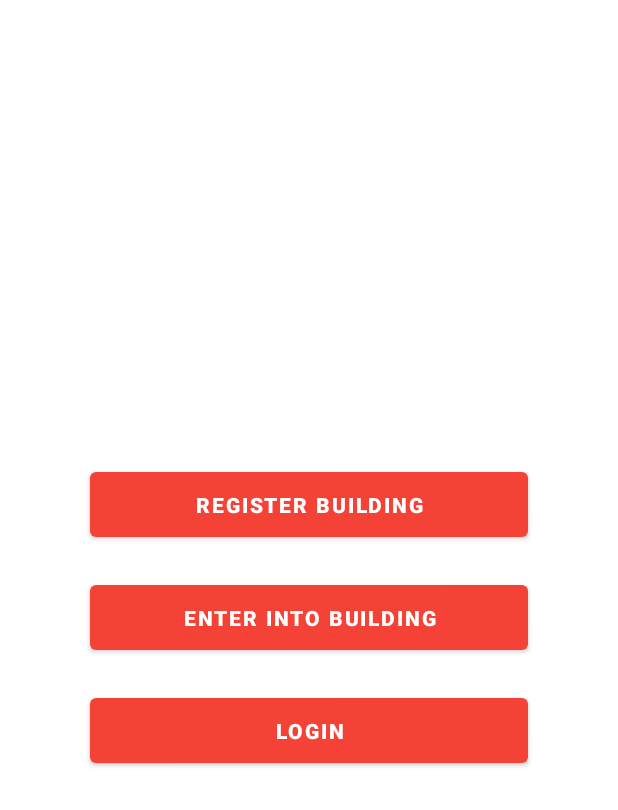
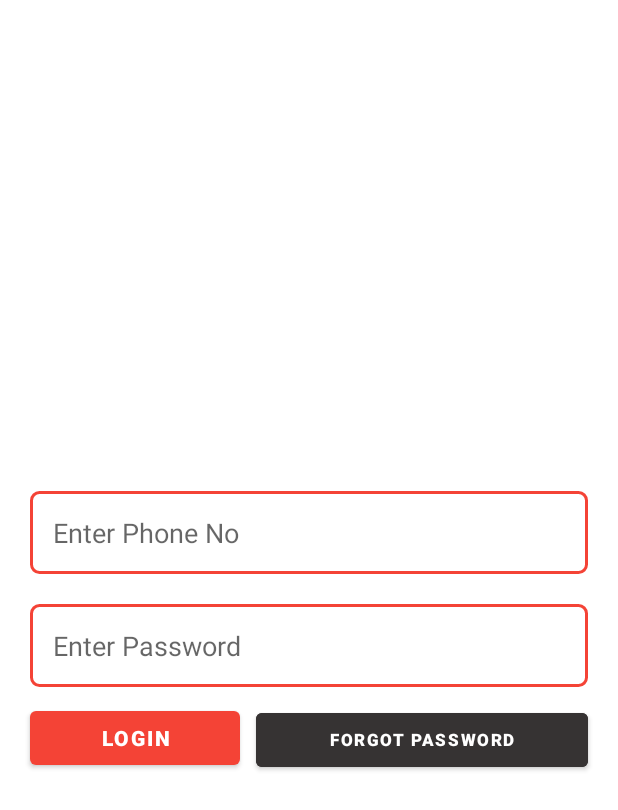
Before and after one commit to manthanb02/Mark2, an Android app: the layout activity_login.xml on its own in the app's theme, with its tools: preview values and no code run, on a phone screen of 412 x 824 dp. Shown: the top 810 px of the screen. Run offline under Robolectric (Android 15) with nearby library versions, the phone set to English and light mode, and no system bars.

Commit message:
Login activity designed

```diff
--- a/app/src/main/AndroidManifest.xml
+++ b/app/src/main/AndroidManifest.xml
@@ -9,6 +9,9 @@
         android:roundIcon="@mipmap/ic_launcher_round"
         android:supportsRtl="true"
         android:theme="@style/Theme.Mark1">
+        <activity
+            android:name=".LoginActivity"
+            android:exported="false" />
         <activity
             android:name=".HomeActivity"
             android:exported="false" />
--- /dev/null
+++ b/app/src/main/res/drawable/border.xml
@@ -0,0 +1,16 @@
+<?xml version="1.0" encoding="utf-8"?>
+<shape
+    xmlns:android="http://schemas.android.com/apk/res/android"
+    android:shape="rectangle">
+    <solid
+        android:color="@android:color/transparent"/>
+
+    <corners
+        android:bottomRightRadius="5dp"
+        android:bottomLeftRadius="5dp"
+        android:topLeftRadius="5dp"
+        android:topRightRadius="5dp"/>
+    <stroke
+        android:color="#F44336"
+        android:width="2dp"/>
+</shape>
--- a/app/src/main/res/layout/activity_login.xml
+++ b/app/src/main/res/layout/activity_login.xml
@@ -5,47 +5,75 @@
     xmlns:tools="http://schemas.android.com/tools"
     android:layout_width="match_parent"
     android:layout_height="match_parent"
-    android:orientation="vertical"
-    tools:context=".OptionsActivity">
+    tools:context=".LoginActivity">
 
     <LinearLayout
         android:layout_width="match_parent"
         android:layout_height="wrap_content"
-        android:layout_centerInParent="true"
-        android:orientation="vertical">
+        android:orientation="vertical"
+        android:layout_centerInParent="true">
 
-        <Button
-            android:id="@+id/buttonRegisterBuilding"
+        <EditText
+            android:id="@+id/editTextPhoneNo"
             android:layout_width="match_parent"
-            android:layout_height="55dp"
-            android:layout_marginLeft="60dp"
-            android:layout_marginTop="10dp"
-            android:layout_marginRight="60dp"
-            android:layout_marginBottom="10dp"
-            android:text="@string/buttonRegisterBuilding"
-            android:textStyle="bold"/>
+            android:layout_height="wrap_content"
+            android:hint="@string/enterPhoneNo"
+            android:layout_marginRight="20dp"
+            android:layout_marginLeft="20dp"
+            android:layout_marginTop="20dp"
+            android:padding="15dp"
+            android:inputType="phone"
+            android:background="@drawable/border"
+            android:importantForAutofill="no"
+            />
 
-        <Button
-            android:id="@+id/buttonEnterBuilding"
+        <EditText
+            android:id="@+id/editTextPassword"
             android:layout_width="match_parent"
-            android:layout_height="55dp"
-            android:layout_marginLeft="60dp"
-            android:layout_marginTop="10dp"
-            android:layout_marginRight="60dp"
-            android:layout_marginBottom="10dp"
-            android:text="@string/buttonEnterBuilding"
-            android:textStyle="bold"/>
+            android:layout_height="wrap_content"
+            android:hint="@string/enterPassword"
+            android:layout_marginRight="20dp"
+            android:layout_marginLeft="20dp"
+            android:layout_marginTop="20dp"
+            android:padding="15dp"
+            android:inputType="textPassword"
+            android:background="@drawable/border"
+            android:importantForAutofill="no"
+            />
 
-        <Button
-            android:id="@+id/buttonLogin"
+        <LinearLayout
             android:layout_width="match_parent"
-            android:layout_height="55dp"
-            android:layout_marginLeft="60dp"
-            android:layout_marginTop="10dp"
-            android:layout_marginRight="60dp"
-            android:layout_marginBottom="10dp"
-            android:text="@string/buttonLogin"
-            android:textStyle="bold"/>
+            android:layout_height="wrap_content"
+            android:orientation="horizontal"
+            >
+
+            <Button
+                android:id="@+id/buttonLogin"
+                android:layout_width="match_parent"
+                android:layout_height="wrap_content"
+                android:text="@string/buttonLogin"
+                android:textStyle="bold"
+                android:layout_marginStart="20dp"
+                android:layout_marginEnd="5dp"
+                android:layout_marginTop="10dp"
+                android:layout_weight="3"
+                />
+
+            <Button
+                android:id="@+id/buttonForgotPassword"
+                android:layout_width="match_parent"
+                android:layout_height="wrap_content"
+                android:text="@string/forgotPassword"
+                android:textStyle="bold"
+                android:backgroundTint="#363333"
+                android:layout_marginEnd="20dp"
+                android:layout_marginStart="5dp"
+                android:layout_marginTop="10dp"
+                android:layout_weight="2"
+                android:textSize="11sp"
+                />
+
+        </LinearLayout>
 
     </LinearLayout>
 
--- a/app/src/main/res/values/strings.xml
+++ b/app/src/main/res/values/strings.xml
@@ -3,4 +3,7 @@
     <string name="buttonRegisterBuilding">Register Building</string>
     <string name="buttonLogin">Login</string>
     <string name="buttonEnterBuilding">Enter Into Building</string>
+    <string name="forgotPassword">Forgot Password</string>
+    <string name="enterPhoneNo">Enter Phone No</string>
+    <string name="enterPassword">Enter Password</string>
 </resources>
```
Also changed, not shown: app/src/main/java/com/example/mark1/LoginActivity.java (added, +23 -0 lines), app/src/main/java/com/example/mark1/OptionsActivity.java (+17 -1 lines), app/src/main/res/layout/activity_options.xml (added, +52 -0 lines).
